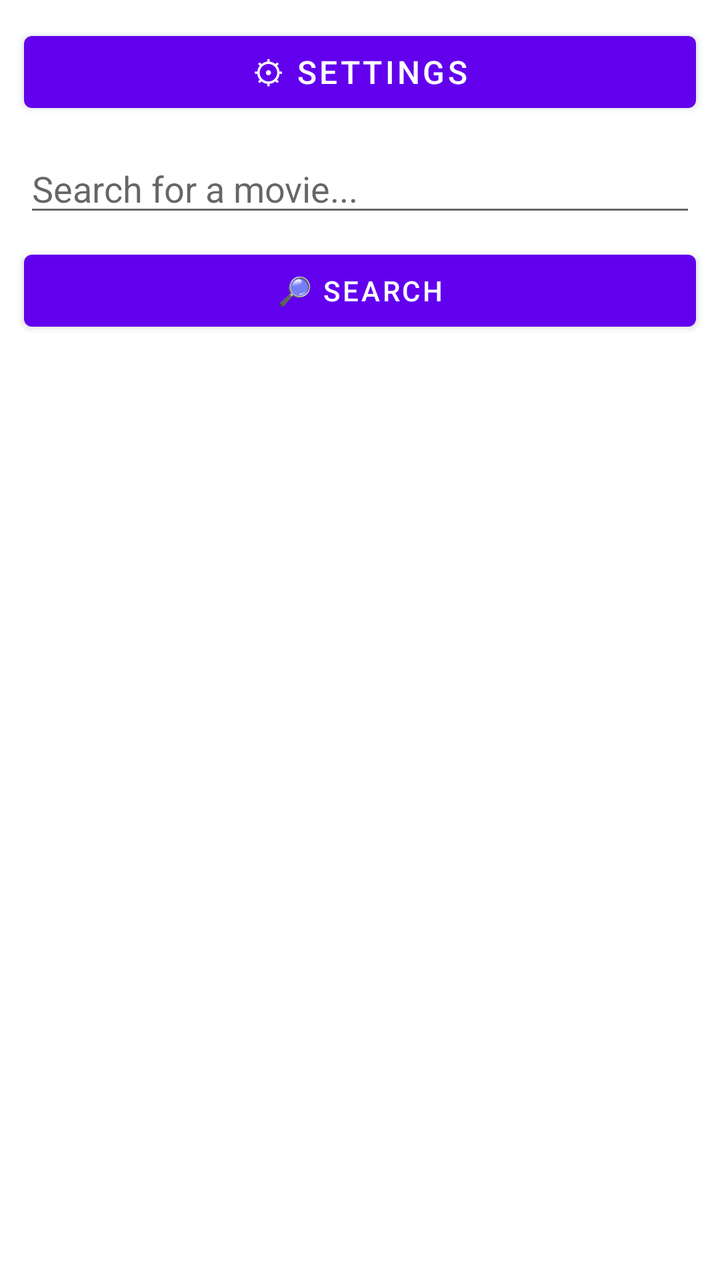
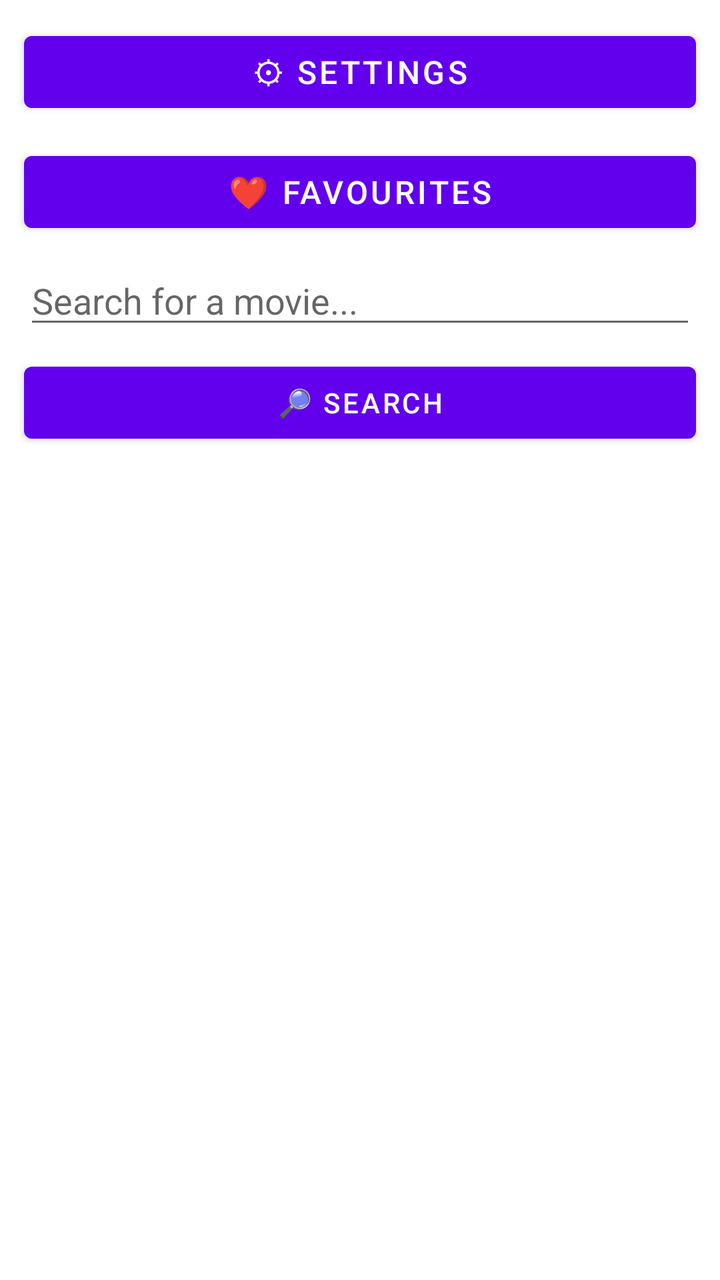

An Android layout rendered at two revisions. The XML below is the earlier revision; the diff shows what the commit changed to produce the second picture.
<!-- AndroidManifest.xml: application theme Theme.MovieFinder -->
<!-- res/layout/activity_main.xml -->
<?xml version="1.0" encoding="utf-8"?>
<LinearLayout
    xmlns:android="http://schemas.android.com/apk/res/android"
    android:id="@+id/main"
    android:layout_width="match_parent"
    android:layout_height="match_parent"
    android:orientation="vertical">

    
    <Button
        android:id="@+id/btnSettings"
        android:layout_width="match_parent"
        android:layout_height="wrap_content"
        android:text="⚙ SETTINGS"
        android:textSize="16sp"
        android:layout_margin="12dp" />

    
    <EditText
        android:id="@+id/edtSearchMovie"
        android:layout_width="match_parent"
        android:layout_height="wrap_content"
        android:layout_marginStart="12dp"
        android:layout_marginEnd="12dp"
        android:hint="Search for a movie..."
        android:inputType="text"
        android:singleLine="true" />

    
    <Button
        android:id="@+id/btnSearchMovie"
        android:layout_width="match_parent"
        android:layout_height="wrap_content"
        android:layout_marginStart="12dp"
        android:layout_marginEnd="12dp"
        android:layout_marginTop="8dp"
        android:text="🔎 SEARCH" />

    
    <androidx.recyclerview.widget.RecyclerView
        android:id="@+id/movieRecyclerView"
        android:layout_width="match_parent"
        android:layout_height="0dp"
        android:layout_weight="1" />

</LinearLayout>
<!-- resources referenced by this layout -->
<resources>
  <style name="Theme.MovieFinder" parent="Theme.MaterialComponents.DayNight.DarkActionBar">
          
          <item name="colorPrimary">@color/purple_500</item>
          <item name="colorPrimaryVariant">@color/purple_700</item>
          <item name="colorOnPrimary">@color/white</item>
  
          
          <item name="colorSecondary">@color/teal_200</item>
          <item name="colorSecondaryVariant">@color/teal_700</item>
          <item name="colorOnSecondary">@color/black</item>
  
          
          <item name="android:statusBarColor">?attr/colorPrimaryVariant</item>
  
          
      </style>
  <color name="purple_500">#FF6200EE</color>
  <color name="purple_700">#FF3700B3</color>
  <color name="white">#FFFFFFFF</color>
  <color name="teal_200">#FF03DAC5</color>
  <color name="teal_700">#FF018786</color>
  <color name="black">#FF000000</color>
</resources>

<!-- the commit's change to res/layout/activity_main.xml (unified diff, before → after) -->
@@ -14,6 +14,16 @@
         android:text="⚙ SETTINGS"
         android:textSize="16sp"
         android:layout_margin="12dp" />
+
+    <Button
+        android:id="@+id/btnFavourites"
+        android:layout_width="match_parent"
+        android:layout_height="wrap_content"
+        android:text="❤️ FAVOURITES"
+        android:textSize="16sp"
+        android:layout_marginStart="12dp"
+        android:layout_marginEnd="12dp"
+        android:layout_marginBottom="8dp" />
 
     
     <EditText
